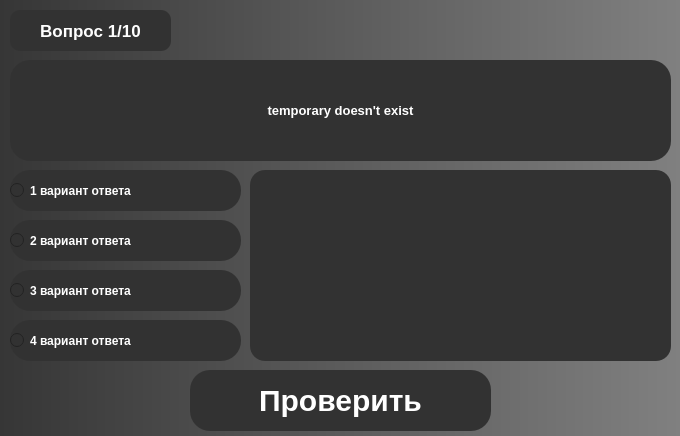
Qt form Windows/WordFormationWindows/WordFormationTasksWindow.ui (COBAil/My-English-Grammar) before a commit.
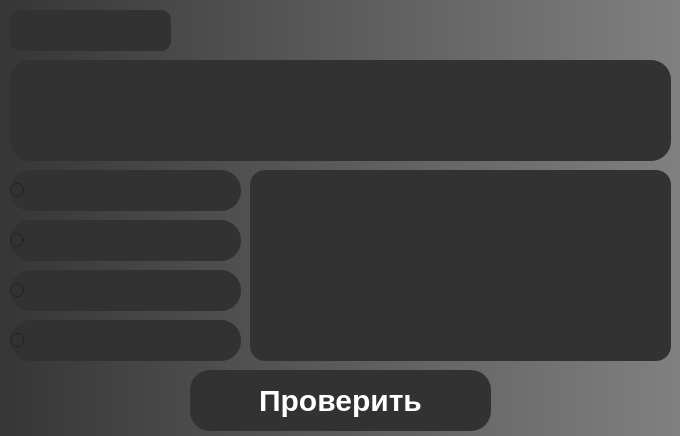
The same form after that commit.

```diff
--- a/Windows/WordFormationWindows/WordFormationTasksWindow.ui
+++ b/Windows/WordFormationWindows/WordFormationTasksWindow.ui
@@ -51,7 +51,7 @@
 }</string>
     </property>
     <property name="text">
-     <string>temporary doesn't exist</string>
+     <string/>
     </property>
     <property name="alignment">
      <set>Qt::AlignCenter</set>
@@ -86,7 +86,7 @@
 }</string>
     </property>
     <property name="text">
-     <string>Вопрос 1/10</string>
+     <string/>
     </property>
     <property name="alignment">
      <set>Qt::AlignCenter</set>
@@ -112,7 +112,7 @@
 }</string>
     </property>
     <property name="text">
-     <string>1 вариант ответа</string>
+     <string/>
     </property>
     <attribute name="buttonGroup">
      <string notr="true">buttonGroup</string>
@@ -138,7 +138,7 @@
 }</string>
     </property>
     <property name="text">
-     <string>2 вариант ответа</string>
+     <string/>
     </property>
     <attribute name="buttonGroup">
      <string notr="true">buttonGroup</string>
@@ -164,7 +164,7 @@
 }</string>
     </property>
     <property name="text">
-     <string>3 вариант ответа</string>
+     <string/>
     </property>
     <attribute name="buttonGroup">
      <string notr="true">buttonGroup</string>
@@ -190,7 +190,7 @@
 }</string>
     </property>
     <property name="text">
-     <string>4 вариант ответа</string>
+     <string/>
     </property>
     <attribute name="buttonGroup">
      <string notr="true">buttonGroup</string>
```
